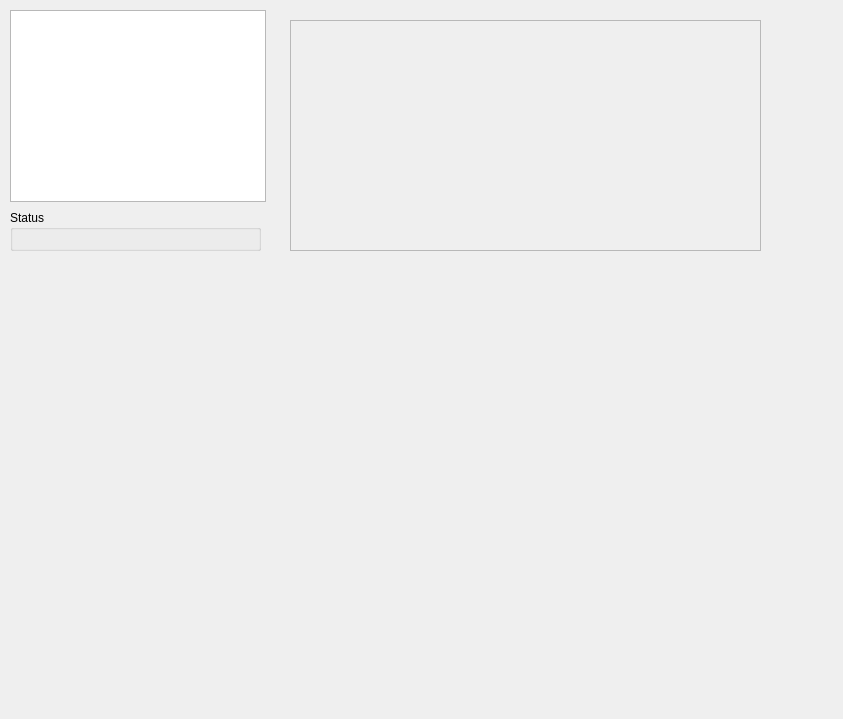
ftkalcevic/dynamixel, file QtDynamixelTestTool/QtDynamixelTestTool/DeviceFrame.ui: the form before one commit.
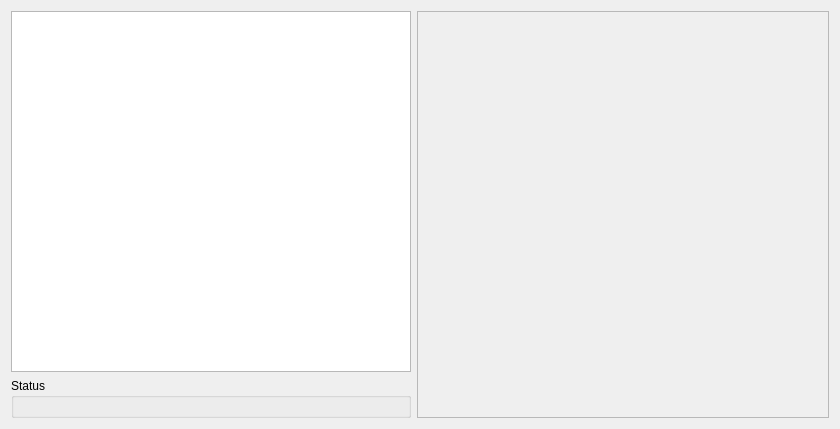
The form after the commit.

Commit message: Load device configuration.  Display device data table.

The edit to the form file:
```diff
--- a/QtDynamixelTestTool/QtDynamixelTestTool/DeviceFrame.ui
+++ b/QtDynamixelTestTool/QtDynamixelTestTool/DeviceFrame.ui
@@ -6,45 +6,50 @@
    <rect>
     <x>0</x>
     <y>0</y>
-    <width>843</width>
-    <height>719</height>
+    <width>840</width>
+    <height>429</height>
    </rect>
   </property>
   <property name="windowTitle">
    <string>DeviceFrame</string>
   </property>
+  <layout class="QGridLayout" name="gridLayout">
+   <item row="0" column="0">
   <widget class="QTableWidget" name="tableDevice">
-   <property name="geometry">
-    <rect>
-     <x>10</x>
-     <y>10</y>
-     <width>256</width>
-     <height>192</height>
-    </rect>
-   </property>
-  </widget>
-  <widget class="QGroupBox" name="groupBox">
-   <property name="geometry">
-    <rect>
-     <x>10</x>
-     <y>210</y>
-     <width>251</width>
-     <height>41</height>
-    </rect>
-   </property>
-   <property name="title">
-    <string>Status</string>
-   </property>
-  </widget>
+     <property name="maximumSize">
+      <size>
+       <width>400</width>
+       <height>16777215</height>
+      </size>
+     </property>
+     <property name="selectionMode">
+      <enum>QAbstractItemView::SingleSelection</enum>
+     </property>
+     <property name="selectionBehavior">
+      <enum>QAbstractItemView::SelectRows</enum>
+     </property>
+     <property name="gridStyle">
+      <enum>Qt::DashLine</enum>
+     </property>
+     <property name="wordWrap">
+      <bool>false</bool>
+     </property>
+     <property name="cornerButtonEnabled">
+      <bool>false</bool>
+     </property>
+     <property name="columnCount">
+      <number>0</number>
+     </property>
+     <attribute name="horizontalHeaderHighlightSections">
+      <bool>false</bool>
+     </attribute>
+     <attribute name="verticalHeaderVisible">
+      <bool>false</bool>
+     </attribute>
+    </widget>
+   </item>
+   <item row="0" column="1" rowspan="2">
   <widget class="QFrame" name="frame">
-   <property name="geometry">
-    <rect>
-     <x>290</x>
-     <y>20</y>
-     <width>471</width>
-     <height>231</height>
-    </rect>
-   </property>
    <property name="frameShape">
     <enum>QFrame::StyledPanel</enum>
    </property>
@@ -52,6 +57,21 @@
     <enum>QFrame::Raised</enum>
    </property>
   </widget>
+   </item>
+   <item row="1" column="0">
+    <widget class="QGroupBox" name="groupBox">
+     <property name="minimumSize">
+      <size>
+       <width>0</width>
+       <height>40</height>
+      </size>
+     </property>
+     <property name="title">
+      <string>Status</string>
+     </property>
+    </widget>
+   </item>
+  </layout>
  </widget>
  <layoutdefault spacing="6" margin="11"/>
  <resources/>
```
Lines whose indentation alone changed are shown as unchanged. The commit also changes 15 other files.
